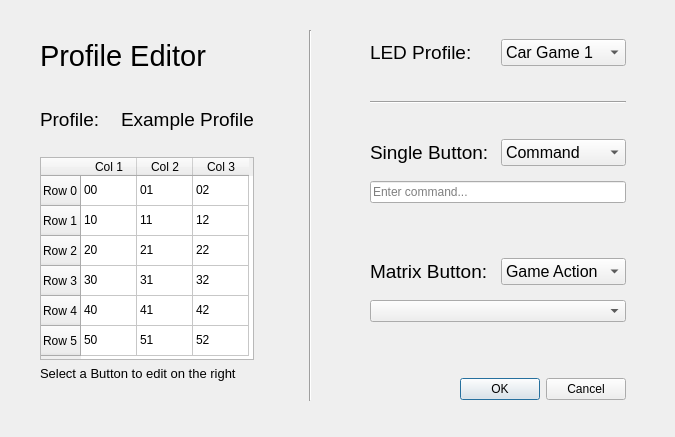
Above: client/buttonbox_client/ui/profile_editor.ui from TheCheese42/buttonbox before the change. Below: the same form after it.
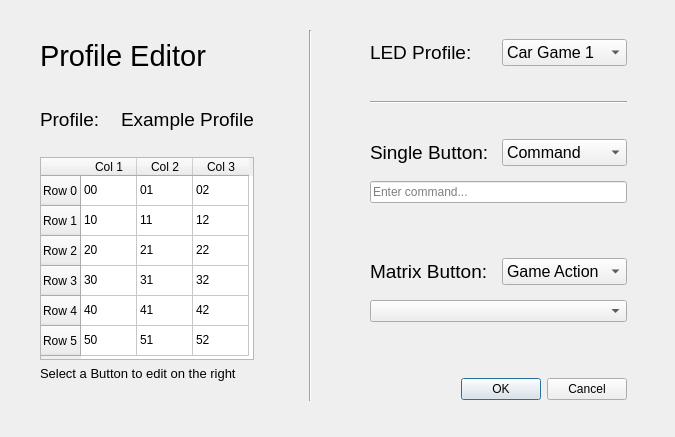
That is the form after the change.

```diff
--- a/client/buttonbox_client/ui/profile_editor.ui
+++ b/client/buttonbox_client/ui/profile_editor.ui
@@ -26,7 +26,7 @@
     <enum>Qt::Vertical</enum>
    </property>
   </widget>
-  <widget class="QWidget" name="">
+  <widget class="QWidget" name="layoutWidget">
    <property name="geometry">
     <rect>
      <x>40</x>
@@ -290,12 +290,12 @@
     </item>
    </layout>
   </widget>
-  <widget class="QWidget" name="">
+  <widget class="QWidget" name="layoutWidget">
    <property name="geometry">
     <rect>
      <x>370</x>
      <y>30</y>
-     <width>256</width>
+     <width>257</width>
      <height>370</height>
     </rect>
    </property>
```
Left out of the diff: 10 changed lines with no effect on the pictures.
